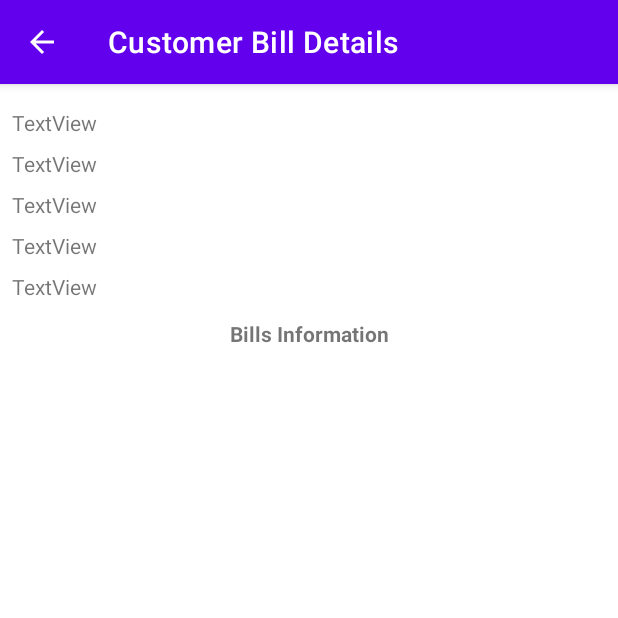
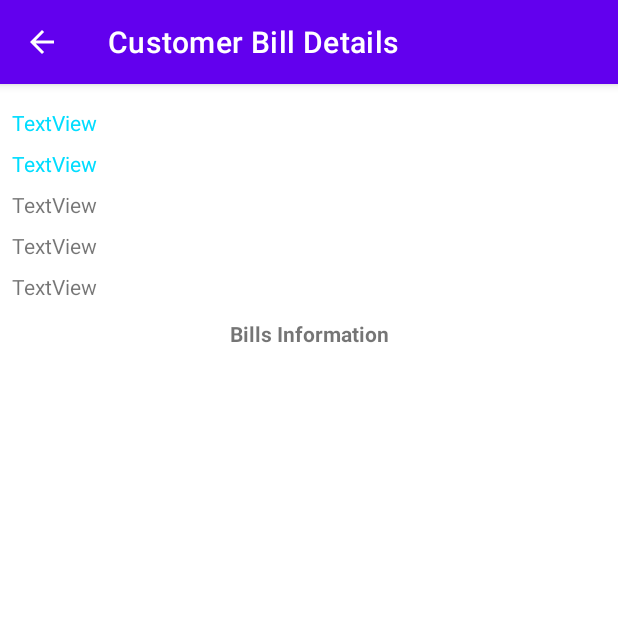
Before and after one commit to kamal777682/CO777682_W2020_MAD3125_FP, an Android app: the ShowBillDetailsActivity screen opened directly, with no data from a screen before it, on a phone screen of 412 x 824 dp, the top half of it. Run offline under Robolectric (Android 15) with nearby library versions, the phone set to English and light mode, and no system bars; 7 statements that could not run were skipped.

Commit message:
[kamal] Working on layout

```diff
--- a/app/src/main/res/layout/activity_show_bill_details.xml
+++ b/app/src/main/res/layout/activity_show_bill_details.xml
@@ -24,7 +24,9 @@
         android:layout_marginStart="8dp"
         android:layout_marginTop="16dp"
         android:layout_marginEnd="8dp"
+        android:ems="9"
         android:text="TextView"
+        android:textColor="@android:color/holo_blue_bright"
         app:layout_constraintEnd_toEndOf="parent"
         app:layout_constraintStart_toStartOf="parent"
         app:layout_constraintTop_toTopOf="parent" />
@@ -37,6 +39,7 @@
         android:layout_marginTop="8dp"
         android:layout_marginEnd="8dp"
         android:text="TextView"
+        android:textColor="@android:color/holo_blue_bright"
         app:layout_constraintEnd_toEndOf="parent"
         app:layout_constraintStart_toStartOf="parent"
         app:layout_constraintTop_toBottomOf="@+id/textView3" />
```
